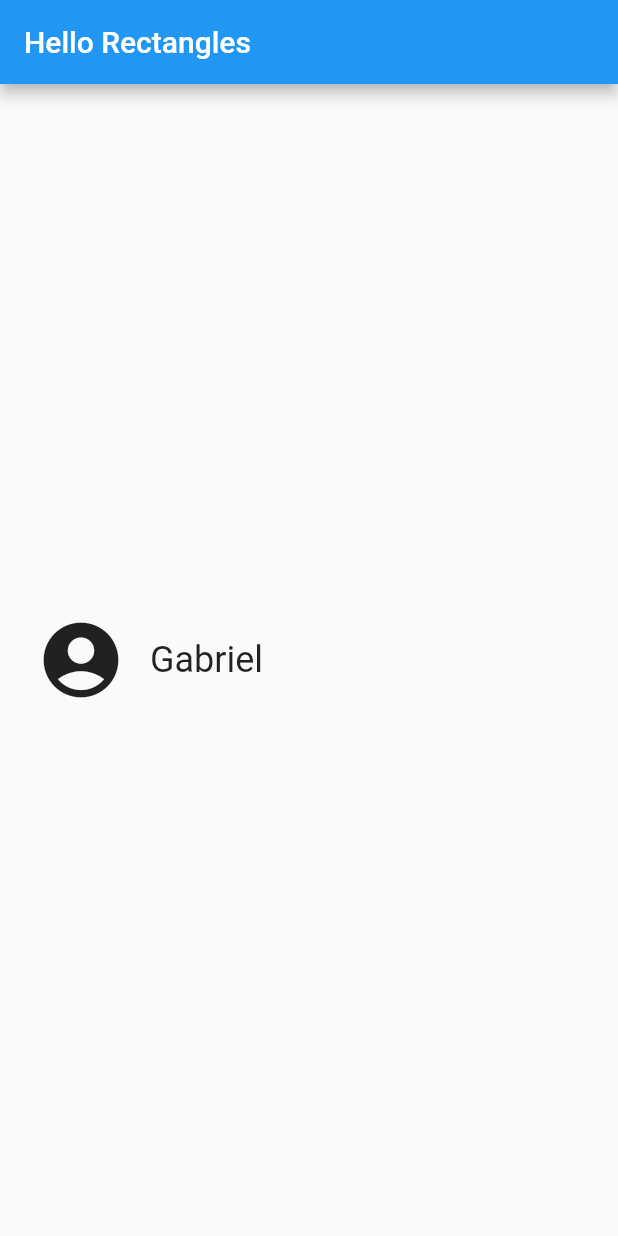
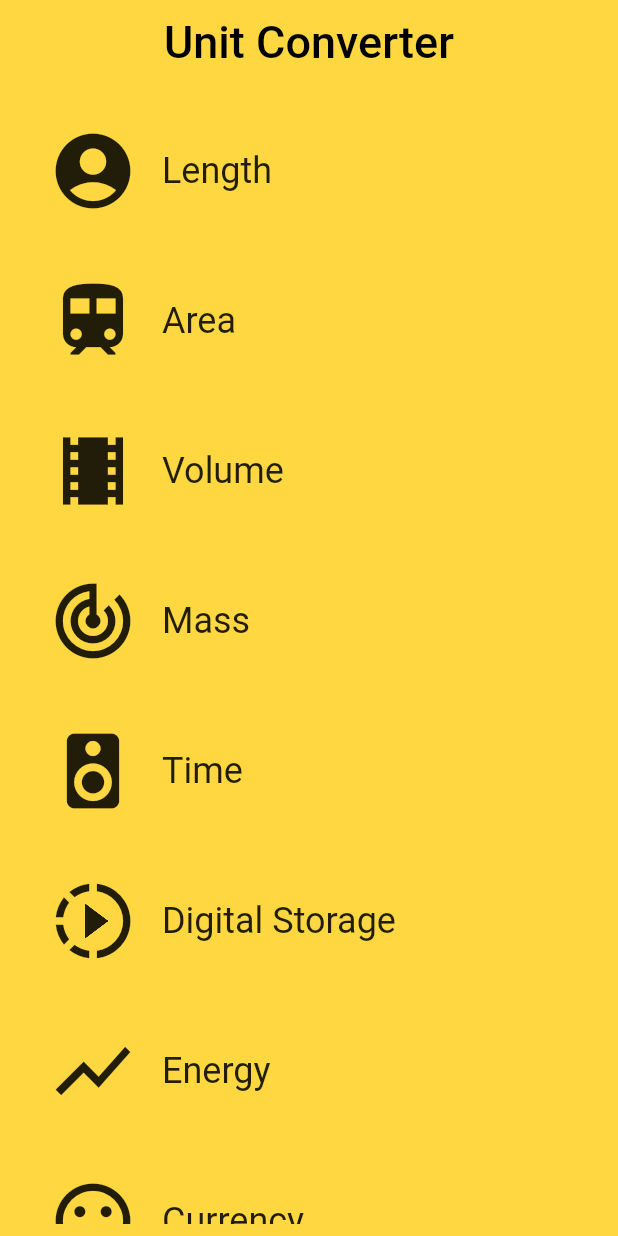
Before and after one commit to 90lucasgabriel/unity-converter, a Flutter app: the screen it shows after launch, on a phone screen of 412 x 824 dp. Run offline on Flutter 3.47's test engine with Material 2 defaults, Android fonts, the phone set to English and light mode, and no system bars.

Commit message:
- New: Create routes and stateful widgets;

```diff
--- a/lib/category.dart
+++ b/lib/category.dart
@@ -1,4 +1,6 @@
 import 'package:flutter/material.dart';
+import 'converter_route.dart';
+import 'unit.dart';
 
 final _rowHeight = 100.0;
 final _borderRadius = BorderRadius.circular(_rowHeight / 2);
@@ -7,16 +9,32 @@ class Category extends StatelessWidget {
   final String title;
   final ColorSwatch color;
   final IconData icon;
+  final List<Unit> units;
 
   const Category({
     Key key,
     @required this.title,
     @required this.color,
     @required this.icon,
+    @required this.units,
   })  : assert(title != null),
         assert(color != null),
         assert(icon != null),
+        assert(units != null),
         super(key: key);
+
+  /// Navigates to the [ConverterRoute].
+  void _navigateToConverter(BuildContext context) {
+    Navigator.of(context).push(MaterialPageRoute<Null>(
+      builder: (BuildContext context) {
+        return ConverterRoute(
+            color: color,
+            title: title,
+            units: units,
+        );
+      })
+    );
+  }
 
   @override
   Widget build(BuildContext context) {
@@ -28,7 +46,7 @@ class Category extends StatelessWidget {
           borderRadius: _borderRadius,
           highlightColor: color,
           splashColor: color,
-          onTap: () {},
+          onTap: () => _navigateToConverter(context),
           child: Padding(
             padding: EdgeInsets.all(8.0),
             child: Row(
--- /dev/null
+++ b/lib/category_route.dart
@@ -0,0 +1,124 @@
+import 'package:flutter/material.dart';
+import 'category.dart';
+import 'unit.dart';
+
+final _backgroundColor = Colors.amberAccent;
+
+class CategoryRoute extends StatefulWidget {
+  CategoryRoute();
+
+  @override
+  _CategoryRouteState createState() => _CategoryRouteState();
+}
+
+class _CategoryRouteState extends State<CategoryRoute> {
+  final _categories = <Category>[];
+
+  static const List<String> _categoryTitles = <String>[
+    'Length',
+    'Area',
+    'Volume',
+    'Mass',
+    'Time',
+    'Digital Storage',
+    'Energy',
+    'Currency',
+  ];
+
+  static const List<ColorSwatch> _categoryColors = <ColorSwatch>[
+    Colors.teal,
+    Colors.orange,
+    Colors.pinkAccent,
+    Colors.blueAccent,
+    Colors.yellow,
+    Colors.greenAccent,
+    Colors.purpleAccent,
+    Colors.red,
+  ];
+
+  static const List<IconData> _categoryIcons = <IconData>[
+    Icons.account_circle,
+    Icons.train,
+    Icons.theaters,
+    Icons.track_changes,
+    Icons.speaker,
+    Icons.slow_motion_video,
+    Icons.show_chart,
+    Icons.sentiment_neutral
+  ];
+
+  @override
+  void initState() {
+    super.initState();
+    for (var i = 0; i < _categoryTitles.length; i++) {
+      _categories.add(Category(
+        title: _categoryTitles[i],
+        color: _categoryColors[i],
+        icon: _categoryIcons[i],
+        units: _retrieveUnitList(_categoryTitles[i]),
+      ));
+    }
+  }
+
+  Widget _buildCategoryWidgets() {
+    return ListView.builder(
+      itemBuilder: (BuildContext context, int index) => _categories[index],
+      itemCount: _categories.length,
+    );
+  }
+
+  /// Returns a list of mock [Unit]s.
+  List<Unit> _retrieveUnitList(String categoryName) {
+    return List.generate(10, (int i) {
+      i += 1;
+      return Unit(
+        name: '$categoryName Unit $i',
+        conversion: i.toDouble(),
+      );
+    });
+  }
+
+  @override
+  Widget build(BuildContext context) {
+    final categories = <Category>[];
+
+    for (var i = 0; i < _categoryTitles.length; i++) {
+      categories.add(Category(
+        title: _categoryTitles[i],
+        color: _categoryColors[i],
+        icon: _categoryIcons[i],
+        units: _retrieveUnitList(_categoryTitles[i]),
+      ));
+    }
+
+    for (var i = 0; i < _categoryTitles.length; i++) {
+      categories.add(Category(
+        title: _categoryTitles[i],
+        color: _categoryColors[i],
+        icon: _categoryIcons[i],
+        units: _retrieveUnitList(_categoryTitles[i]),
+      ));
+    }
+
+    final listView = Container(
+      child: _buildCategoryWidgets(),
+      color: _backgroundColor,
+      padding: EdgeInsets.all(8.0),
+    );
+
+    final appBar = AppBar(
+      elevation: 0.0,
+      backgroundColor: _backgroundColor,
+      centerTitle: true,
+      title: Text(
+        'Unit Converter',
+        style: TextStyle(fontSize: 30.0, color: Colors.black),
+      ),
+    );
+
+    return Scaffold(
+      appBar: appBar,
+      body: listView,
+    );
+  }
+}
--- a/lib/main.dart
+++ b/lib/main.dart
@@ -1,34 +1,12 @@
 import 'package:flutter/material.dart';
-import 'category.dart';
+import 'category_route.dart';
 
 void main() {
   runApp(
     MaterialApp(
       debugShowCheckedModeBanner: false,
-      title: 'Hello Rectangle',
-      home: Scaffold(
-        appBar: AppBar(
-          title: Text('Hello Rectangles'),
-        ),
-        body: UnitConverterApp(),
-      ),
+      title: 'Unit Converter',
+      home: CategoryRoute(),
     ),
   );
 }
-
-class UnitConverterApp extends StatelessWidget {
-  final String _categoryTitle = 'Gabriel';
-  final ColorSwatch _categoryColor = Colors.grey;
-  final IconData _categoryIcon = Icons.account_circle;
-
-  @override
-  Widget build(BuildContext context) {
-    return Center(
-      child: Category(
-        title: _categoryTitle,
-        color: _categoryColor,
-        icon: _categoryIcon,
-      ),
-    );
-  }
-}
--- /dev/null
+++ b/lib/unit.dart
@@ -0,0 +1,23 @@
+import 'package:meta/meta.dart';
+
+/// Information about a [Unit].
+class Unit {
+  final String name;
+  final double conversion;
+
+  /// A [Unit] stores its name and conversion factor.
+  ///
+  /// An example would be 'Meter' and '1.0'.
+  const Unit({
+    @required this.name,
+    @required this.conversion,
+  })  : assert(name != null),
+        assert(conversion != null);
+
+  /// Creates a [Unit] from a JSON object.
+  Unit.fromJson(Map jsonMap)
+      : assert(jsonMap['name'] != null),
+        assert(jsonMap['conversion'] != null),
+        name = jsonMap['name'],
+        conversion = jsonMap['conversion'].toDouble();
+}
```
Also changed, not shown: lib/converter_route.dart (added, +63 -0 lines), 1 other file.
